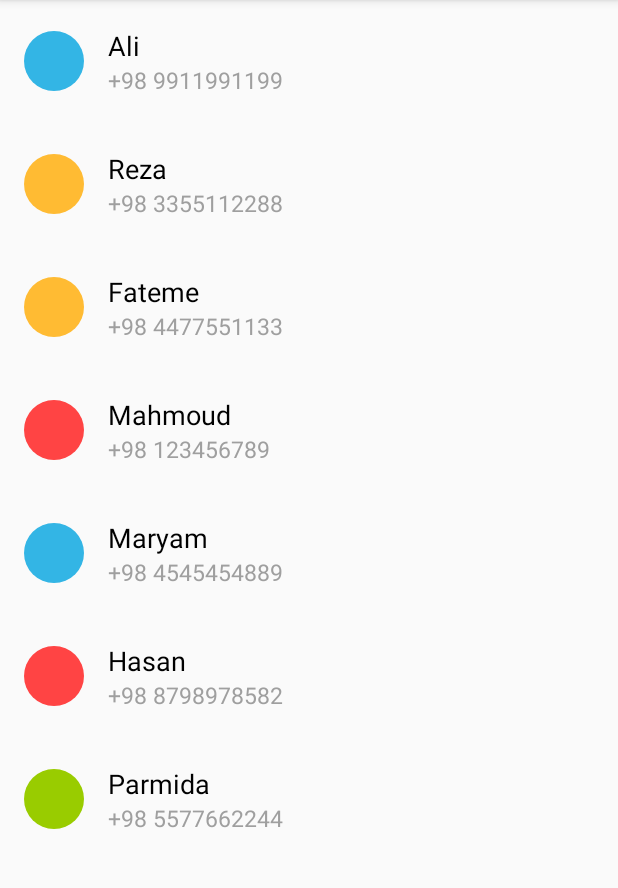
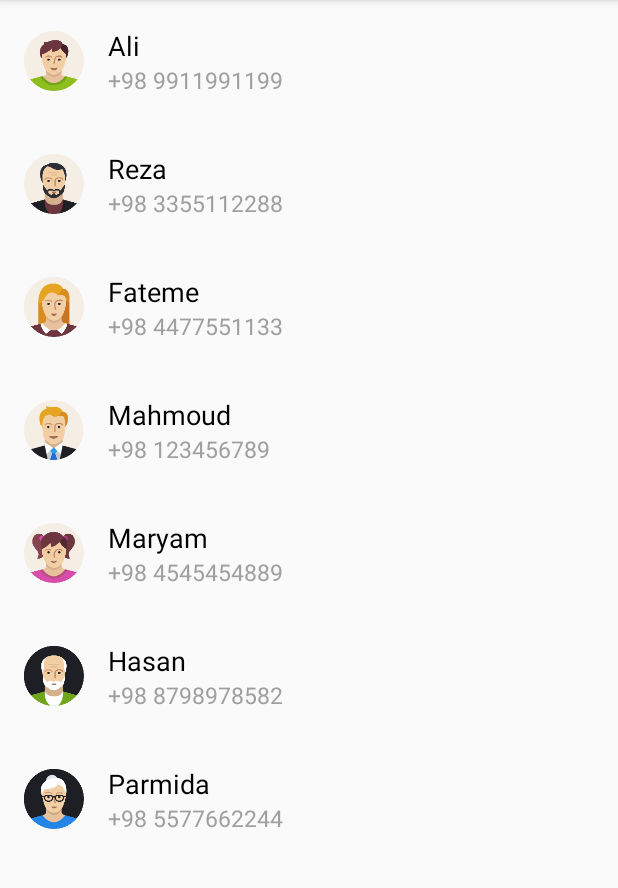
Before and after one commit to farzadfarazmand/MaterialTransition, an Android app: the screen it shows after launch (MainActivity), on a phone screen of 412 x 824 dp, the part 84-972 px from its top. Run offline under Robolectric (Android 15) with nearby library versions, the phone set to English and light mode, and no system bars.

Commit message:
-refine UI

```diff
--- a/app/src/main/java/ir/farzadfarazmand/materialtransition/model/User.java
+++ b/app/src/main/java/ir/farzadfarazmand/materialtransition/model/User.java
@@ -41,6 +41,10 @@ public class User implements Serializable {
         return color;
     }
 
+    public int getImage() {
+        return image;
+    }
+
     public String getPhone() {
         return phone;
     }
--- a/app/src/main/java/ir/farzadfarazmand/materialtransition/ui/activity/MainActivity.java
+++ b/app/src/main/java/ir/farzadfarazmand/materialtransition/ui/activity/MainActivity.java
@@ -50,7 +50,7 @@ public class MainActivity extends AppCompatActivity {
                 // For each shared element, add to this method a new Pair item,
                 // which contains the reference of the view we are transitioning *from*,
                 // and the value of the transitionName attribute
-                new Pair<View, String>(view.findViewById(R.id.contact_circle),
+                new Pair<View, String>(view.findViewById(R.id.contact_avatar),
                         getString(R.string.transition_name_circle)),
                 new Pair<View, String>(view.findViewById(R.id.contact_name),
                         getString(R.string.transition_name_name)),
--- a/app/src/main/java/ir/farzadfarazmand/materialtransition/ui/adapter/ContactListAdapter.java
+++ b/app/src/main/java/ir/farzadfarazmand/materialtransition/ui/adapter/ContactListAdapter.java
@@ -1,12 +1,11 @@
 package ir.farzadfarazmand.materialtransition.ui.adapter;
 
 import android.content.Context;
-import android.graphics.Color;
-import android.graphics.drawable.GradientDrawable;
 import android.support.v7.widget.RecyclerView;
 import android.view.LayoutInflater;
 import android.view.View;
 import android.view.ViewGroup;
+import android.widget.ImageView;
 import android.widget.RelativeLayout;
 import android.widget.TextView;
 
@@ -47,8 +46,7 @@ public class ContactListAdapter extends RecyclerView.Adapter<ContactListAdapter.
 
         holder.txtName.setText(item.getName());
         holder.txtPhone.setText(item.getPhone());
-        GradientDrawable bgShape = (GradientDrawable) holder.circleBg.getBackground();
-        bgShape.setColor(Color.parseColor(item.getColor()));
+        holder.avatar.setImageResource(item.getImage());
 
         holder.parent.setOnClickListener(new View.OnClickListener() {
             @Override
@@ -68,7 +66,7 @@ public class ContactListAdapter extends RecyclerView.Adapter<ContactListAdapter.
 
         public RelativeLayout parent;
         public TextView txtName, txtPhone;
-        public View circleBg;
+        public ImageView avatar;
 
         public ContactListViewHolder(View itemView) {
             super(itemView);
@@ -76,7 +74,7 @@ public class ContactListAdapter extends RecyclerView.Adapter<ContactListAdapter.
             parent = (RelativeLayout) itemView.findViewById(R.id.contact_parent);
             txtName = (TextView) itemView.findViewById(R.id.contact_name);
             txtPhone = (TextView) itemView.findViewById(R.id.contact_phone);
-            circleBg = itemView.findViewById(R.id.contact_circle);
+            avatar = (ImageView) itemView.findViewById(R.id.contact_avatar);
         }
     }
 
--- a/app/src/main/res/layout/activity_main.xml
+++ b/app/src/main/res/layout/activity_main.xml
@@ -1,14 +1,12 @@
 <?xml version="1.0" encoding="utf-8"?>
-<android.support.constraint.ConstraintLayout xmlns:android="http://schemas.android.com/apk/res/android"
-    xmlns:app="http://schemas.android.com/apk/res-auto"
-    xmlns:tools="http://schemas.android.com/tools"
+<RelativeLayout xmlns:android="http://schemas.android.com/apk/res/android"
     android:layout_width="match_parent"
     android:layout_height="match_parent">
 
     <android.support.v7.widget.RecyclerView
         android:id="@+id/contact_list"
         android:layout_width="match_parent"
-        android:layout_height="match_parent"/>
+        android:layout_height="match_parent" />
 
 
-</android.support.constraint.ConstraintLayout>
+</RelativeLayout>
--- a/app/src/main/res/layout/row_contact_list.xml
+++ b/app/src/main/res/layout/row_contact_list.xml
@@ -8,13 +8,12 @@
     android:orientation="vertical"
     android:padding="16dp">
 
-    <View
-        android:id="@+id/contact_circle"
+    <ImageView
+        android:id="@+id/contact_avatar"
         android:layout_width="40dp"
         android:layout_height="40dp"
         android:layout_alignParentLeft="true"
         android:layout_centerVertical="true"
-        android:background="@drawable/circle_bg"
         android:transitionName="@string/transition_name_circle" />
 
     <LinearLayout
@@ -22,7 +21,7 @@
         android:layout_height="wrap_content"
         android:layout_centerVertical="true"
         android:layout_marginLeft="16dp"
-        android:layout_toRightOf="@+id/contact_circle"
+        android:layout_toRightOf="@+id/contact_avatar"
         android:orientation="vertical">
 
         <TextView
--- a/app/src/main/res/values-v21/styles.xml
+++ b/app/src/main/res/values-v21/styles.xml
@@ -13,8 +13,8 @@
 
         <item name="android:windowAllowEnterTransitionOverlap">true</item>
         <item name="android:windowAllowReturnTransitionOverlap">true</item>
-        <item name="android:windowSharedElementEnterTransition">@android:transition/explode</item>
-        <item name="android:windowSharedElementExitTransition">@android:transition/fade</item>
+        <item name="android:windowSharedElementEnterTransition">@android:transition/move</item>
+        <item name="android:windowSharedElementExitTransition">@android:transition/move</item>
 
         <item name="android:navigationBarColor">@color/colorPrimaryDark</item>
     </style>
```
Also changed, not shown: app/src/main/java/ir/farzadfarazmand/materialtransition/ui/activity/DetailActivity.java (+7 -6 lines), app/src/main/res/layout/activity_detail.xml (+23 -16 lines).
